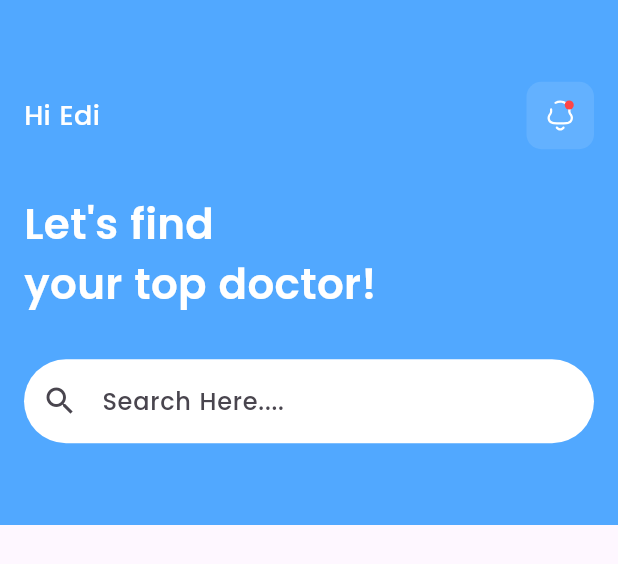
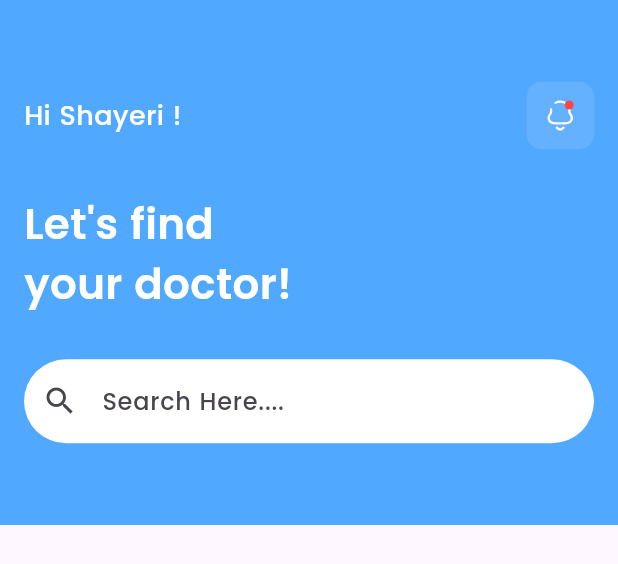
Before and after one commit to siraajul/docseek, a Flutter app: what header() shows on an empty page, opened directly, on a phone screen of 412 x 824 dp. Shown: the top 564 px of the screen. Run offline on Flutter 3.47's test engine with Material 3 defaults, Android fonts, the phone set to English and light mode, and no system bars; our stand-ins replace flutter_svg.

Commit message:
Mod --> Change Header

```diff
--- a/lib/ui/home/header.dart
+++ b/lib/ui/home/header.dart
@@ -16,7 +16,7 @@ Container header() {
           children: [
             //Right Text
             const Text(
-              'Hi Edi',
+              'Hi Shayeri !',
               style: TextStyle(fontSize: 18, color: Colors.white),
             ),
             //Right Icon
@@ -35,7 +35,7 @@ Container header() {
           height: 30,
         ),
         const Text(
-          "Let's find\nyour top doctor!",
+          "Let's find\nyour doctor!",
           style: TextStyle(
               color: Colors.white,
               fontSize: 28,
```
